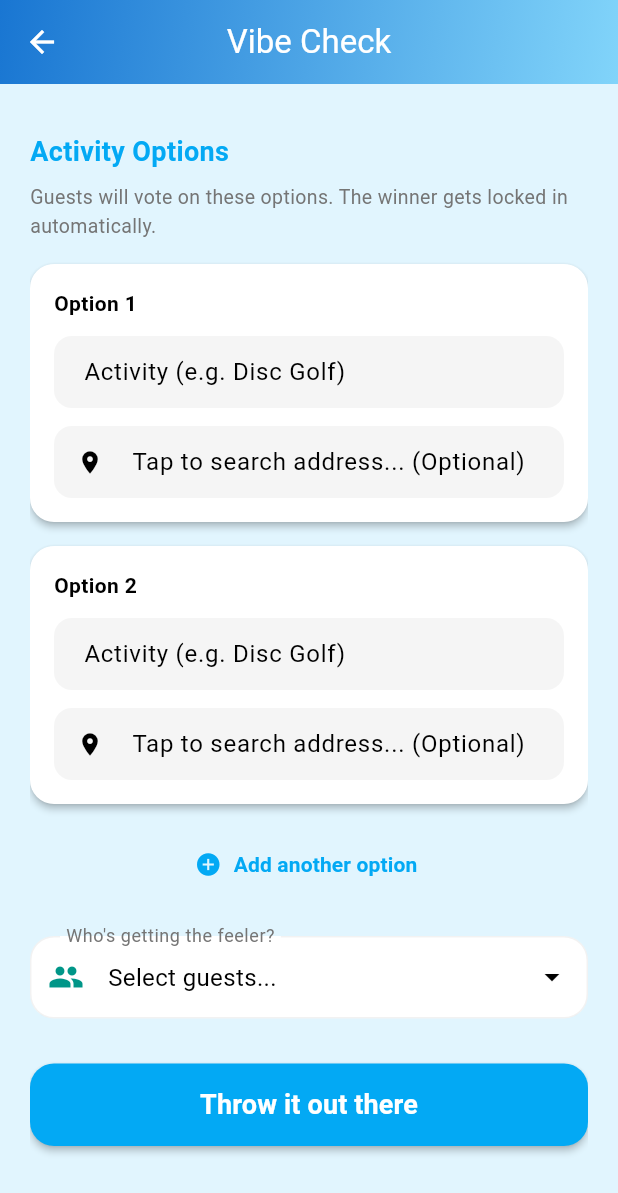
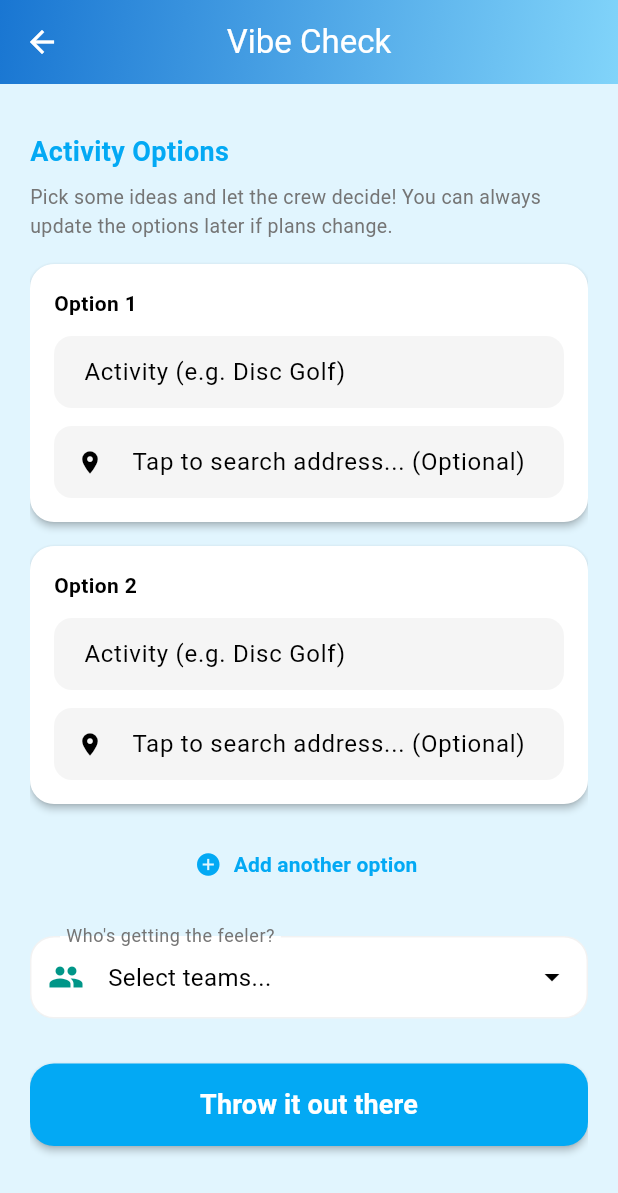
Before and after one commit to caligulamex2004/tfti.app, a Flutter app: the CreateVibeCheckPage screen opened directly, scrolled down 309 dp, on a phone screen of 412 x 824 dp. Shown: the top 1193 px of the screen. Run offline on Flutter 3.47's test engine with Material 3 defaults, Android fonts, the phone set to English and light mode, and no system bars; our stand-ins replace cached_network_image, cloud_firestore, emoji_picker_flutter, firebase_auth, firebase_core, firebase_messaging and 7 more; missing offline and left inert: any_link_preview, purchases_flutter; accounts and stored records are empty.

Commit message:
minor but needed

```diff
--- a/lib/create_vibecheck_page.dart
+++ b/lib/create_vibecheck_page.dart
@@ -628,7 +628,7 @@ class _CreateVibeCheckPageState extends State<CreateVibeCheckPage> {
                       ),
                       const SizedBox(height: 8),
                       Text(
-                        "Guests will vote on these options. The winner gets locked in automatically.",
+                        "Pick some ideas and let the crew decide! You can always update the options later if plans change.",
                         style: TextStyle(
                           color: isDark
                               ? Colors.grey.shade400
@@ -788,7 +788,7 @@ class _CreateVibeCheckPageState extends State<CreateVibeCheckPage> {
                                 ? snapshot.data!.docs
                                 : <DocumentSnapshot>[];
 
-                            String targetPreviewText = "Select guests...";
+                            String targetPreviewText = "Select teams...";
                             if (_inviteAll) {
                               targetPreviewText = "All Friends";
                             } else if (_selectedCircleIds.isNotEmpty) {
--- a/lib/edit_vibecheck_page.dart
+++ b/lib/edit_vibecheck_page.dart
@@ -713,7 +713,7 @@ class _EditVibeCheckPageState extends State<EditVibeCheckPage> {
                       ),
                       const SizedBox(height: 8),
                       Text(
-                        "Guests will vote on these options. The winner gets locked in automatically.",
+                        "Pick some ideas and let the crew decide! You can always update the options later if plans change.",
                         style: TextStyle(
                           color: isDark
                               ? Colors.grey.shade400
@@ -878,7 +878,7 @@ class _EditVibeCheckPageState extends State<EditVibeCheckPage> {
                                 ? snapshot.data!.docs
                                 : <DocumentSnapshot>[];
 
-                            String targetPreviewText = "Select guests...";
+                            String targetPreviewText = "Select teams...";
                             if (_inviteAll) {
                               targetPreviewText = "All Friends";
                             } else if (_selectedCircleIds.isNotEmpty) {
```
